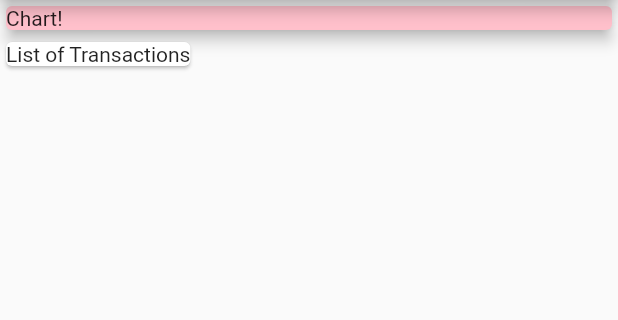
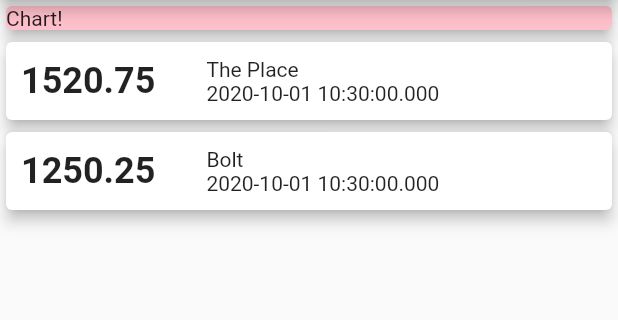
Before and after one commit to the-fanan/expense_tracker, a Flutter app: the screen it shows after launch, on a phone screen of 412 x 824 dp, the part 84-404 px from its top. Run offline on Flutter 3.47's test engine with Material 2 defaults, Android fonts, the phone set to English and light mode, and no system bars.

Commit message:
styling containers and text

```diff
--- a/lib/main.dart
+++ b/lib/main.dart
@@ -1,4 +1,6 @@
 import 'package:flutter/material.dart';
+import './transaction.dart';
+import './transaction_list_item.dart';
 
 void main() {
   runApp(MyApp());
@@ -50,7 +52,10 @@ class MyHomePage extends StatefulWidget {
 }
 
 class _MyHomePageState extends State<MyHomePage> {
-
+  final List<Transaction> transactions = [
+    Transaction(id: 1, title: 'The Place', amount: 1520.75, date: DateTime.now(),),
+    Transaction(id: 2, title: 'Bolt', amount: 1250.25, date: DateTime.now(),),
+  ];
   @override
   Widget build(BuildContext context) {
     // This method is rerun every time setState is called, for instance as done
@@ -94,9 +99,15 @@ class _MyHomePageState extends State<MyHomePage> {
                 elevation: 4,
               ),
             ),
-            Card(
-              child: Text("List of Transactions")
-            )
+            Column(
+              children: <Widget>[
+                ...this.transactions.map((tx){
+                  return TransactionListItem(
+                    transaction: tx,
+                  );
+                })
+              ],
+            ),
           ],
         ),
       ),
--- /dev/null
+++ b/lib/transaction.dart
@@ -0,0 +1,15 @@
+import 'package:flutter/foundation.dart';
+
+class Transaction {
+  final int id;
+  final String title;
+  final double amount;
+  final DateTime date;
+
+  //this is a constructor
+  Transaction({
+    @required this.id,
+    @required this.title,
+    @required this.amount,
+    @required this.date});
+}
--- /dev/null
+++ b/lib/transaction_list_item.dart
@@ -0,0 +1,40 @@
+import 'package:flutter/material.dart';
+import './transaction.dart';
+
+class TransactionListItem extends StatelessWidget {
+  final Transaction transaction;
+  TransactionListItem({this.transaction});
+
+  @override
+  Widget build(BuildContext context)
+  {
+    return Container(
+      decoration: BoxDecoration(
+        borderRadius: BorderRadius.all(Radius.circular(8.0)),
+      ),
+      child: Card(
+        elevation: 4,
+        child: Row(
+          children: <Widget>[
+            Container(
+              width: MediaQuery.of(context).size.width * 0.3,
+              padding: EdgeInsets.all(10),
+              child: Text(this.transaction.amount.toString(), style: TextStyle(fontSize: 24, fontWeight: FontWeight.bold)),
+            ),
+            Container(
+              width: MediaQuery.of(context).size.width * 0.5,
+              padding: EdgeInsets.all(10),
+              child: Column(
+                crossAxisAlignment: CrossAxisAlignment.start,
+                children: <Widget>[
+                  Text(this.transaction.title),
+                  Text(this.transaction.date.toString()),
+                ]
+              )
+            ),
+          ]
+        ),
+      )
+    );
+  }
+}
```
